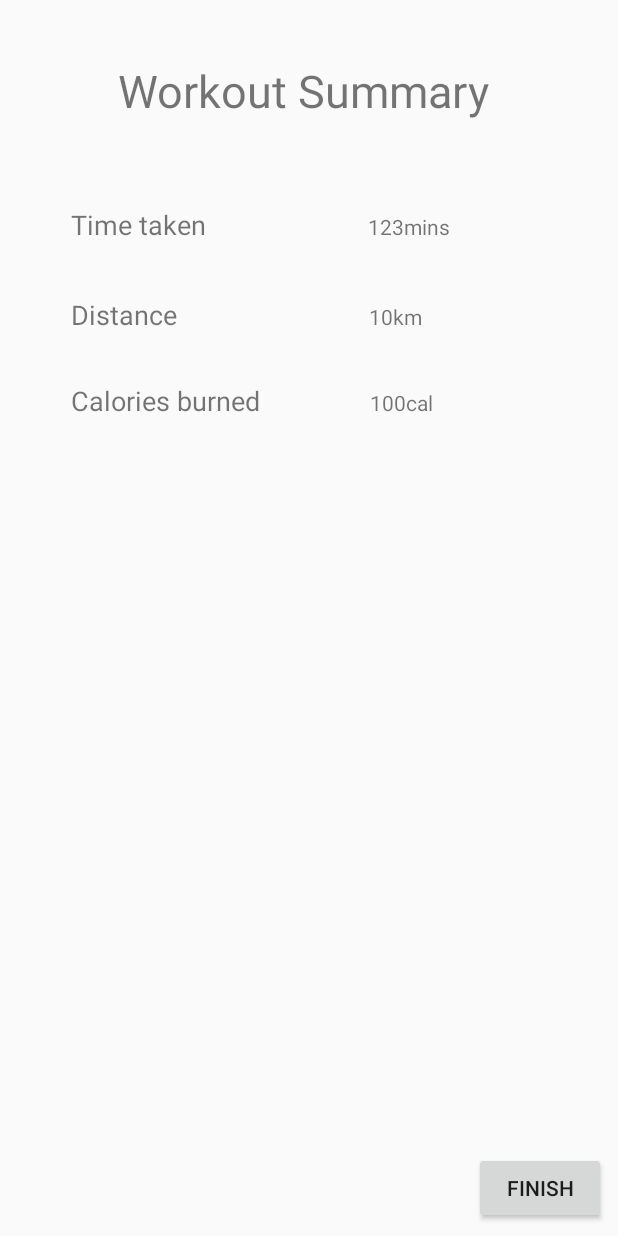
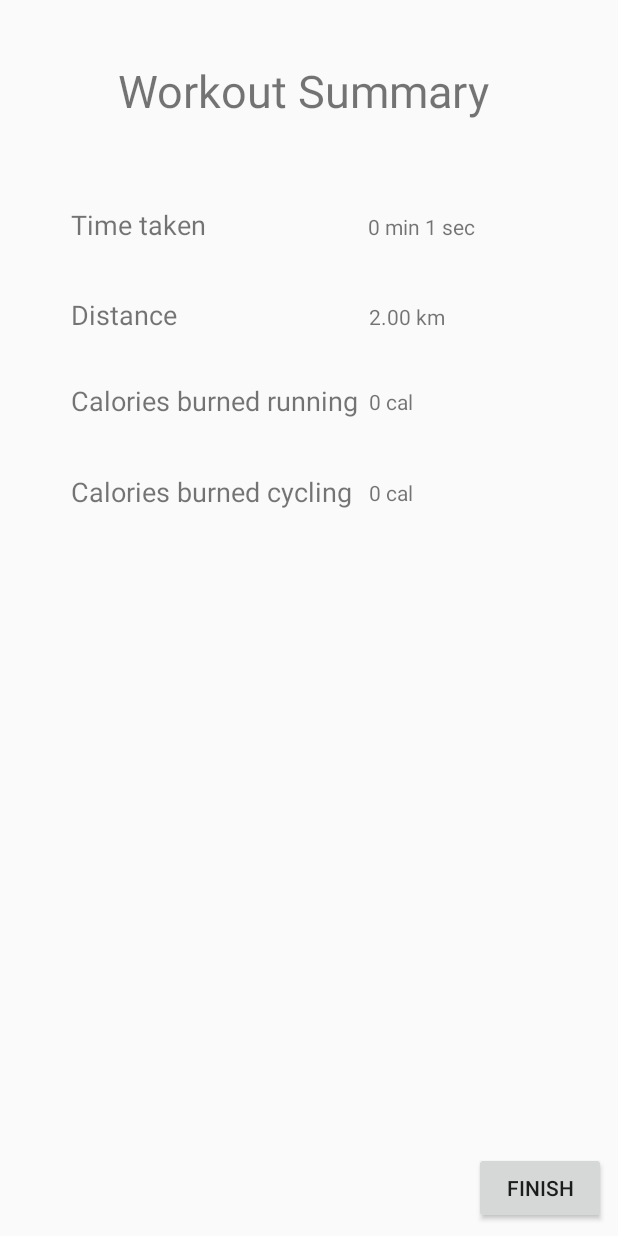
Before and after one commit to fugrammer/ParkConnectorRunningApp, an Android app: the RoutePlanner screen opened directly, with no data from a screen before it, after a tap on "FINISH", on a phone screen of 412 x 824 dp. Run offline under Robolectric (Android 15) with nearby library versions, the phone set to English and light mode, and no system bars; 1 other tap on this screen came first.

Commit message:
updated summary

```diff
--- a/app/src/main/java/com/example/a2006_3/parkconnectorrunningapp/RoutePlanning/RoutePlanner.java
+++ b/app/src/main/java/com/example/a2006_3/parkconnectorrunningapp/RoutePlanning/RoutePlanner.java
@@ -121,7 +121,10 @@ public class RoutePlanner extends AppCompatActivity implements ListView.OnItemCl
             // Intent for next activity
             Intent intent = new Intent(RoutePlanner.this, WorkoutSummary.class);
             intent.putExtra("time",minElapsed);
+            intent.putExtra("timeSec",secElapsed);
             intent.putExtra("distance",distance);
+            intent.putExtra("running",runningTextView.getText());
+            intent.putExtra("cycling",cyclingTextView.getText());
             startActivity(intent);
         }
     }
--- a/app/src/main/java/com/example/a2006_3/parkconnectorrunningapp/RoutePlanning/WorkoutSummary.java
+++ b/app/src/main/java/com/example/a2006_3/parkconnectorrunningapp/RoutePlanning/WorkoutSummary.java
@@ -3,6 +3,8 @@ package com.example.a2006_3.parkconnectorrunningapp.RoutePlanning;
 import android.support.v7.app.AppCompatActivity;
 import android.os.Bundle;
 import android.content.Intent;
+import android.view.View;
+import android.widget.Button;
 import android.widget.TextView;
 import android.Manifest;
 
@@ -12,7 +14,7 @@ public class WorkoutSummary extends AppCompatActivity {
 
     TextView summarytimeTextView, summarydistTextView, summarycaloriesTextView;
     int time;
-    float distance;
+    String distance;
 
     @Override
     protected void onCreate(Bundle savedInstanceState) {
@@ -27,7 +29,21 @@ public class WorkoutSummary extends AppCompatActivity {
         // Get data from previous screen regarding workout
         Intent intent = getIntent();
         time = intent.getIntExtra("time",0);
-        distance = intent.getFloatExtra("distance",0);
+        int sec = intent.getIntExtra("timeSec",0);
+        distance = intent.getStringExtra("distance");
+        float _distance = Float.valueOf(distance)/1000.0f;
+        // Added by Thomas
+        summarytimeTextView.setText(String.valueOf(time)+ " min " + String.valueOf(sec)+" sec");
+        summarydistTextView.setText(String.format("%.2f",_distance)+" km");
+        summarycaloriesTextView.setText(intent.getStringExtra("running") + " cal");
+        ((TextView)findViewById(R.id.summarycaloriesCyclingTextView)).setText(intent.getStringExtra("cycling") + " cal");
+        findViewById(R.id.finishWorkout).setOnClickListener(new View.OnClickListener() {
+            @Override
+            public void onClick(View v) {
+                Intent intent = new Intent(WorkoutSummary.this,RoutePlanning.class);
+                startActivity(intent);
+            }
+        });
 
     }
 
--- a/app/src/main/res/layout/activity_workout_summary.xml
+++ b/app/src/main/res/layout/activity_workout_summary.xml
@@ -32,12 +32,23 @@
         android:id="@+id/caloriesburn"
         android:layout_width="wrap_content"
         android:layout_height="wrap_content"
-        android:text="Calories burned"
+        android:text="Calories burned running"
         android:textSize="18sp"
         android:layout_marginTop="36dp"
         app:layout_constraintTop_toBottomOf="@+id/distance"
         android:layout_marginLeft="47dp"
         app:layout_constraintLeft_toLeftOf="parent" />
+
+    <TextView
+        android:id="@+id/caloriesburncycling"
+        android:layout_width="wrap_content"
+        android:layout_height="wrap_content"
+        android:layout_marginLeft="47dp"
+        android:layout_marginTop="36dp"
+        android:text="Calories burned cycling"
+        android:textSize="18sp"
+        app:layout_constraintLeft_toLeftOf="parent"
+        app:layout_constraintTop_toBottomOf="@+id/caloriesburn" />
 
     <TextView
         android:id="@+id/title"
@@ -88,9 +99,26 @@
         android:layout_width="wrap_content"
         android:layout_height="wrap_content"
         android:text="100cal"
-        app:layout_constraintBaseline_toBaselineOf="@+id/caloriesburn"
-        app:layout_constraintLeft_toRightOf="@+id/caloriesburn"
-        android:layout_marginLeft="73dp" />
+        app:layout_constraintBottom_toBottomOf="@+id/caloriesburn"
+        android:layout_marginBottom="0dp"
+        app:layout_constraintTop_toTopOf="@+id/caloriesburn"
+        android:layout_marginTop="0dp"
+        android:layout_marginLeft="0dp"
+        app:layout_constraintVertical_bias="0.6"
+        app:layout_constraintLeft_toLeftOf="@+id/summarydistTextView" />
+
+    <TextView
+        android:id="@+id/summarycaloriesCyclingTextView"
+        android:layout_width="wrap_content"
+        android:layout_height="wrap_content"
+        android:text="100cal"
+        app:layout_constraintBottom_toBottomOf="@+id/caloriesburncycling"
+        android:layout_marginBottom="0dp"
+        app:layout_constraintTop_toTopOf="@+id/caloriesburncycling"
+        android:layout_marginTop="0dp"
+        android:layout_marginLeft="0dp"
+        app:layout_constraintVertical_bias="0.6"
+        app:layout_constraintLeft_toLeftOf="@+id/summarycaloriesTextView" />
 
 
 </android.support.constraint.ConstraintLayout>
--- a/app/src/main/res/menu/nav_items.xml
+++ b/app/src/main/res/menu/nav_items.xml
@@ -10,6 +10,6 @@
             android:title="Route Planning" />
         <item
             android:id="@+id/second"
-            android:title="Settings" />
+            android:title="History" />
     </group>
 </menu>
```
